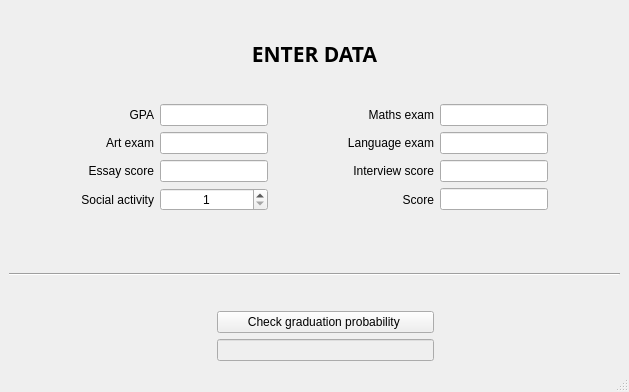
This is Neural_network/Neural_network_interface/graduation_prediction_interface.ui in m-milena/pearson_task as Qt 5 draws it before an edit. The edited form follows.
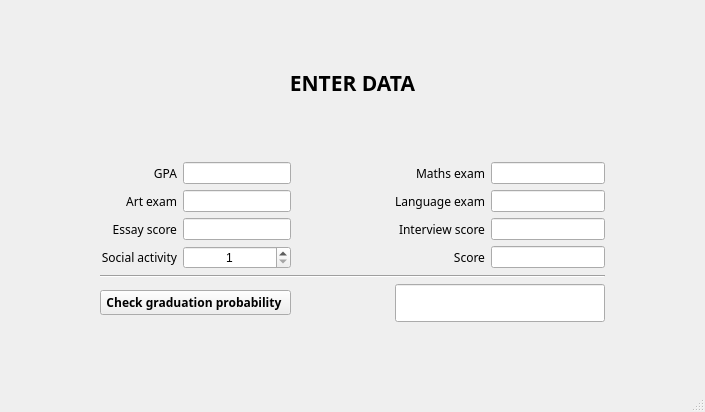
This is the edited form.

Commit message:
Upgraded interface
Added color changing depending on probability of graduation

What changed in the file:
```diff
--- a/Neural_network/Neural_network_interface/graduation_prediction_interface.ui
+++ b/Neural_network/Neural_network_interface/graduation_prediction_interface.ui
@@ -6,8 +6,8 @@
    <rect>
     <x>0</x>
     <y>0</y>
-    <width>629</width>
-    <height>392</height>
+    <width>705</width>
+    <height>412</height>
    </rect>
   </property>
   <property name="windowTitle">
@@ -21,45 +21,82 @@
     </sizepolicy>
    </property>
    <layout class="QGridLayout" name="gridLayout">
-    <item row="0" column="0" colspan="8">
-     <widget class="QLabel" name="input_label">
-      <property name="enabled">
-       <bool>true</bool>
+    <item row="4" column="0">
+     <spacer name="horizontalSpacer">
+      <property name="orientation">
+       <enum>Qt::Horizontal</enum>
       </property>
+      <property name="sizeHint" stdset="0">
+       <size>
+        <width>40</width>
+        <height>20</height>
+       </size>
+      </property>
+     </spacer>
+    </item>
+    <item row="0" column="1">
+     <spacer name="verticalSpacer_2">
+      <property name="orientation">
+       <enum>Qt::Vertical</enum>
+      </property>
+      <property name="sizeHint" stdset="0">
+       <size>
+        <width>20</width>
+        <height>40</height>
+       </size>
+      </property>
+     </spacer>
+    </item>
+    <item row="6" column="4">
+     <widget class="QLabel" name="score_label">
       <property name="font">
        <font>
         <family>Courier 10 Pitch</family>
-        <pointsize>16</pointsize>
-        <weight>75</weight>
-        <bold>true</bold>
        </font>
       </property>
       <property name="text">
-       <string>ENTER DATA</string>
+       <string>Score</string>
       </property>
-      <property name="textFormat">
-       <enum>Qt::AutoText</enum>
-      </property>
       <property name="alignment">
-       <set>Qt::AlignCenter</set>
+       <set>Qt::AlignRight|Qt::AlignTrailing|Qt::AlignVCenter</set>
       </property>
      </widget>
     </item>
-    <item row="1" column="1">
-     <widget class="QLabel" name="gpa_label">
+    <item row="2" column="1">
+     <spacer name="verticalSpacer_3">
+      <property name="orientation">
+       <enum>Qt::Vertical</enum>
+      </property>
+      <property name="sizeHint" stdset="0">
+       <size>
+        <width>20</width>
+        <height>40</height>
+       </size>
+      </property>
+     </spacer>
+    </item>
+    <item row="5" column="1">
+     <widget class="QLabel" name="essay_label">
+      <property name="font">
+       <font>
+        <family>Courier 10 Pitch</family>
+       </font>
+      </property>
       <property name="text">
-       <string>GPA</string>
+       <string>Essay score</string>
       </property>
       <property name="alignment">
        <set>Qt::AlignRight|Qt::AlignTrailing|Qt::AlignVCenter</set>
       </property>
      </widget>
     </item>
-    <item row="1" column="2" colspan="2">
-     <widget class="QLineEdit" name="gpa_edit"/>
-    </item>
-    <item row="1" column="5">
+    <item row="3" column="4">
      <widget class="QLabel" name="maths_label">
+      <property name="font">
+       <font>
+        <family>Courier 10 Pitch</family>
+       </font>
+      </property>
       <property name="text">
        <string>Maths exam</string>
       </property>
@@ -68,10 +105,7 @@
       </property>
      </widget>
     </item>
-    <item row="1" column="6">
-     <widget class="QLineEdit" name="maths_edit"/>
-    </item>
-    <item row="2" column="0">
+    <item row="3" column="3">
      <spacer name="horizontalSpacer_2">
       <property name="orientation">
        <enum>Qt::Horizontal</enum>
@@ -84,8 +118,13 @@
       </property>
      </spacer>
     </item>
-    <item row="2" column="1">
+    <item row="4" column="1">
      <widget class="QLabel" name="art_label">
+      <property name="font">
+       <font>
+        <family>Courier 10 Pitch</family>
+       </font>
+      </property>
       <property name="text">
        <string>Art exam</string>
       </property>
@@ -94,24 +133,66 @@
       </property>
      </widget>
     </item>
-    <item row="2" column="2" colspan="2">
-     <widget class="QLineEdit" name="art_edit"/>
+    <item row="4" column="5">
+     <widget class="QLineEdit" name="language_edit">
+      <property name="alignment">
+       <set>Qt::AlignCenter</set>
+      </property>
+     </widget>
     </item>
-    <item row="2" column="4">
-     <spacer name="horizontalSpacer">
+    <item row="3" column="1">
+     <widget class="QLabel" name="gpa_label">
+      <property name="font">
+       <font>
+        <family>Courier 10 Pitch</family>
+        <weight>50</weight>
+        <bold>false</bold>
+       </font>
+      </property>
+      <property name="text">
+       <string>GPA</string>
+      </property>
+      <property name="alignment">
+       <set>Qt::AlignRight|Qt::AlignTrailing|Qt::AlignVCenter</set>
+      </property>
+     </widget>
+    </item>
+    <item row="3" column="2">
+     <widget class="QLineEdit" name="gpa_edit">
+      <property name="alignment">
+       <set>Qt::AlignCenter</set>
+      </property>
+     </widget>
+    </item>
+    <item row="6" column="1">
+     <widget class="QLabel" name="social_label">
+      <property name="font">
+       <font>
+        <family>Courier 10 Pitch</family>
+       </font>
+      </property>
+      <property name="text">
+       <string>Social activity</string>
+      </property>
+      <property name="alignment">
+       <set>Qt::AlignRight|Qt::AlignTrailing|Qt::AlignVCenter</set>
+      </property>
+     </widget>
+    </item>
+    <item row="7" column="1" colspan="5">
+     <widget class="Line" name="line_2">
       <property name="orientation">
        <enum>Qt::Horizontal</enum>
       </property>
-      <property name="sizeHint" stdset="0">
-       <size>
-        <width>40</width>
-        <height>20</height>
-       </size>
-      </property>
-     </spacer>
+     </widget>
     </item>
-    <item row="2" column="5">
+    <item row="4" column="4">
      <widget class="QLabel" name="language_label">
+      <property name="font">
+       <font>
+        <family>Courier 10 Pitch</family>
+       </font>
+      </property>
       <property name="text">
        <string>Language exam</string>
       </property>
@@ -120,37 +201,41 @@
       </property>
      </widget>
     </item>
-    <item row="2" column="6">
-     <widget class="QLineEdit" name="language_edit"/>
-    </item>
-    <item row="2" column="7">
-     <spacer name="horizontalSpacer_3">
-      <property name="orientation">
-       <enum>Qt::Horizontal</enum>
+    <item row="5" column="2">
+     <widget class="QLineEdit" name="essay_edit">
+      <property name="alignment">
+       <set>Qt::AlignCenter</set>
       </property>
-      <property name="sizeHint" stdset="0">
-       <size>
-        <width>40</width>
-        <height>20</height>
-       </size>
-      </property>
-     </spacer>
+     </widget>
     </item>
-    <item row="3" column="1">
-     <widget class="QLabel" name="essay_label">
-      <property name="text">
-       <string>Essay score</string>
-      </property>
+    <item row="6" column="5">
+     <widget class="QLineEdit" name="score_edit">
       <property name="alignment">
-       <set>Qt::AlignRight|Qt::AlignTrailing|Qt::AlignVCenter</set>
+       <set>Qt::AlignCenter</set>
       </property>
      </widget>
     </item>
-    <item row="3" column="2" colspan="2">
-     <widget class="QLineEdit" name="essay_edit"/>
-    </item>
     <item row="3" column="5">
+     <widget class="QLineEdit" name="maths_edit">
+      <property name="alignment">
+       <set>Qt::AlignCenter</set>
+      </property>
+     </widget>
+    </item>
+    <item row="5" column="5">
+     <widget class="QLineEdit" name="interview_edit">
+      <property name="alignment">
+       <set>Qt::AlignCenter</set>
+      </property>
+     </widget>
+    </item>
+    <item row="5" column="4">
      <widget class="QLabel" name="interview_label">
+      <property name="font">
+       <font>
+        <family>Courier 10 Pitch</family>
+       </font>
+      </property>
       <property name="text">
        <string>Interview score</string>
       </property>
@@ -159,20 +244,31 @@
       </property>
      </widget>
     </item>
-    <item row="3" column="6">
-     <widget class="QLineEdit" name="interview_edit"/>
-    </item>
-    <item row="4" column="1">
-     <widget class="QLabel" name="social_label">
+    <item row="1" column="1" colspan="5">
+     <widget class="QLabel" name="input_label">
+      <property name="enabled">
+       <bool>true</bool>
+      </property>
+      <property name="font">
+       <font>
+        <family>Courier 10 Pitch</family>
+        <pointsize>16</pointsize>
+        <weight>75</weight>
+        <bold>true</bold>
+       </font>
+      </property>
       <property name="text">
-       <string>Social activity</string>
+       <string>ENTER DATA</string>
+      </property>
+      <property name="textFormat">
+       <enum>Qt::AutoText</enum>
       </property>
       <property name="alignment">
-       <set>Qt::AlignRight|Qt::AlignTrailing|Qt::AlignVCenter</set>
+       <set>Qt::AlignCenter</set>
       </property>
      </widget>
     </item>
-    <item row="4" column="2" colspan="2">
+    <item row="6" column="2">
      <widget class="QSpinBox" name="social_box">
       <property name="alignment">
        <set>Qt::AlignCenter</set>
@@ -185,39 +281,77 @@
       </property>
      </widget>
     </item>
-    <item row="4" column="5">
-     <widget class="QLabel" name="score_label">
-      <property name="text">
-       <string>Score</string>
-      </property>
+    <item row="4" column="2">
+     <widget class="QLineEdit" name="art_edit">
       <property name="alignment">
-       <set>Qt::AlignRight|Qt::AlignTrailing|Qt::AlignVCenter</set>
+       <set>Qt::AlignCenter</set>
       </property>
      </widget>
     </item>
-    <item row="4" column="6">
-     <widget class="QLineEdit" name="score_edit"/>
-    </item>
-    <item row="5" column="0" rowspan="2" colspan="8">
-     <widget class="Line" name="line_2">
-      <property name="orientation">
-       <enum>Qt::Horizontal</enum>
+    <item row="8" column="4" colspan="2">
+     <widget class="QLineEdit" name="graduation">
+      <property name="enabled">
+       <bool>true</bool>
       </property>
+      <property name="font">
+       <font>
+        <family>Courier 10 Pitch</family>
+        <pointsize>16</pointsize>
+        <weight>75</weight>
+        <italic>false</italic>
+        <bold>true</bold>
+       </font>
+      </property>
+      <property name="alignment">
+       <set>Qt::AlignCenter</set>
+      </property>
+      <property name="readOnly">
+       <bool>true</bool>
+      </property>
      </widget>
     </item>
-    <item row="6" column="3" colspan="3">
+    <item row="8" column="1" colspan="2">
      <widget class="QPushButton" name="graduation_button">
+      <property name="enabled">
+       <bool>true</bool>
+      </property>
+      <property name="font">
+       <font>
+        <family>Courier 10 Pitch</family>
+        <weight>75</weight>
+        <bold>true</bold>
+       </font>
+      </property>
       <property name="text">
        <string>Check graduation probability </string>
       </property>
      </widget>
     </item>
-    <item row="7" column="3" colspan="3">
-     <widget class="QLineEdit" name="graduation">
-      <property name="enabled">
-       <bool>false</bool>
+    <item row="9" column="4">
+     <spacer name="verticalSpacer">
+      <property name="orientation">
+       <enum>Qt::Vertical</enum>
       </property>
-     </widget>
+      <property name="sizeHint" stdset="0">
+       <size>
+        <width>20</width>
+        <height>40</height>
+       </size>
+      </property>
+     </spacer>
+    </item>
+    <item row="4" column="6">
+     <spacer name="horizontalSpacer_3">
+      <property name="orientation">
+       <enum>Qt::Horizontal</enum>
+      </property>
+      <property name="sizeHint" stdset="0">
+       <size>
+        <width>40</width>
+        <height>20</height>
+       </size>
+      </property>
+     </spacer>
     </item>
    </layout>
   </widget>
```
Left out of the diff: 2 changed lines with no effect on the pictures. The commit also changes 1 other file.
